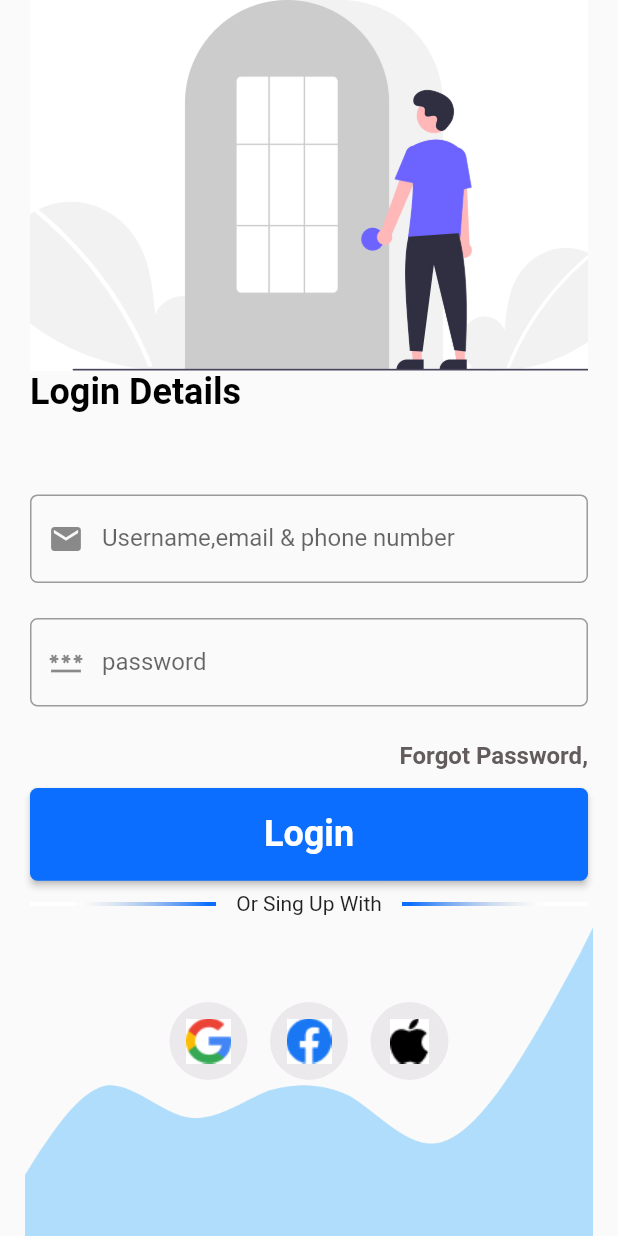
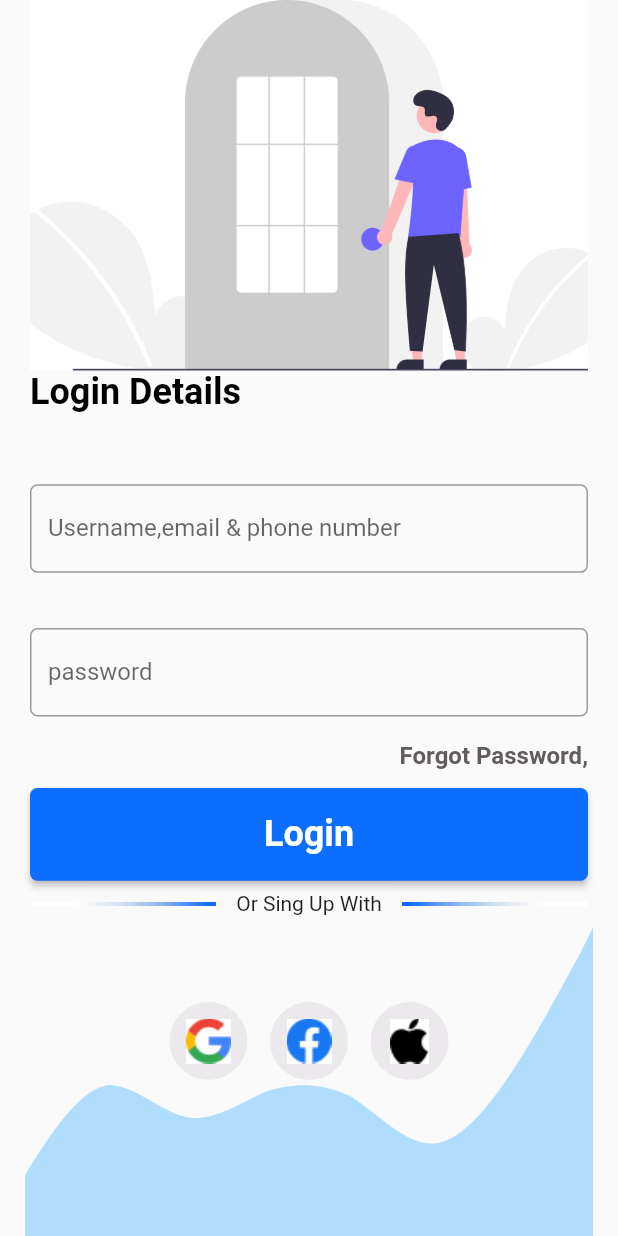
Before and after one commit to mrinal3012/e_commerce_task, a Flutter app: the screen it shows after launch, on a phone screen of 412 x 824 dp. Run offline on Flutter 3.47's test engine with Material 2 defaults, Android fonts, the light colour scheme and no system bars; our stand-ins replace firebase_auth, firebase_core, google_fonts; accounts and stored records are empty.

Commit message:
all done

```diff
--- a/lib/screen/login_Page.dart
+++ b/lib/screen/login_Page.dart
@@ -106,12 +106,13 @@ class _LoginPageState extends State<LoginPage> {
                                               "Username,email & phone number",
                                           labelText:
                                               "Username,email & phone number",
-                                          prefixIcon: Icon(Icons.email),
                                           border: OutlineInputBorder(
                                               borderRadius:
                                                   BorderRadius.circular(5))),
                                     )),
                                   )),
+                              Expanded(flex: 1, child: input==false?Text("Please valid email & password",style: TextStyle(color: Colors.red),):SizedBox()),
+                              SizedBox(height: 5,),
                               Expanded(
                                   flex: 5,
                                   child: Container(
@@ -136,8 +137,6 @@ class _LoginPageState extends State<LoginPage> {
                                     decoration: InputDecoration(
                                         hintText: "Password",
                                         labelText: "password",
-                                        prefixIcon:
-                                            Icon(Icons.password_outlined),
                                         border: OutlineInputBorder(
                                             borderRadius:
                                                 BorderRadius.circular(5))),
```
